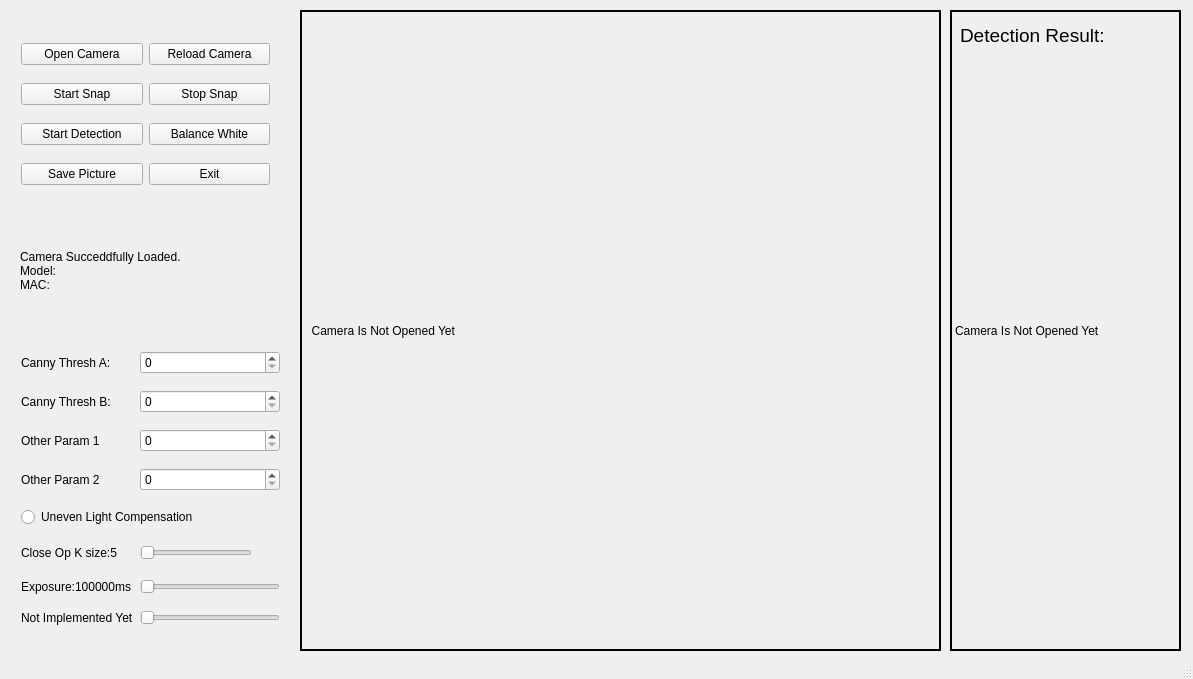
This is WorkpieceIdentification/WorkpieceIdentification.ui in dingning97/WorkpieceIdentification as Qt 5 draws it before an edit. The edited form follows.
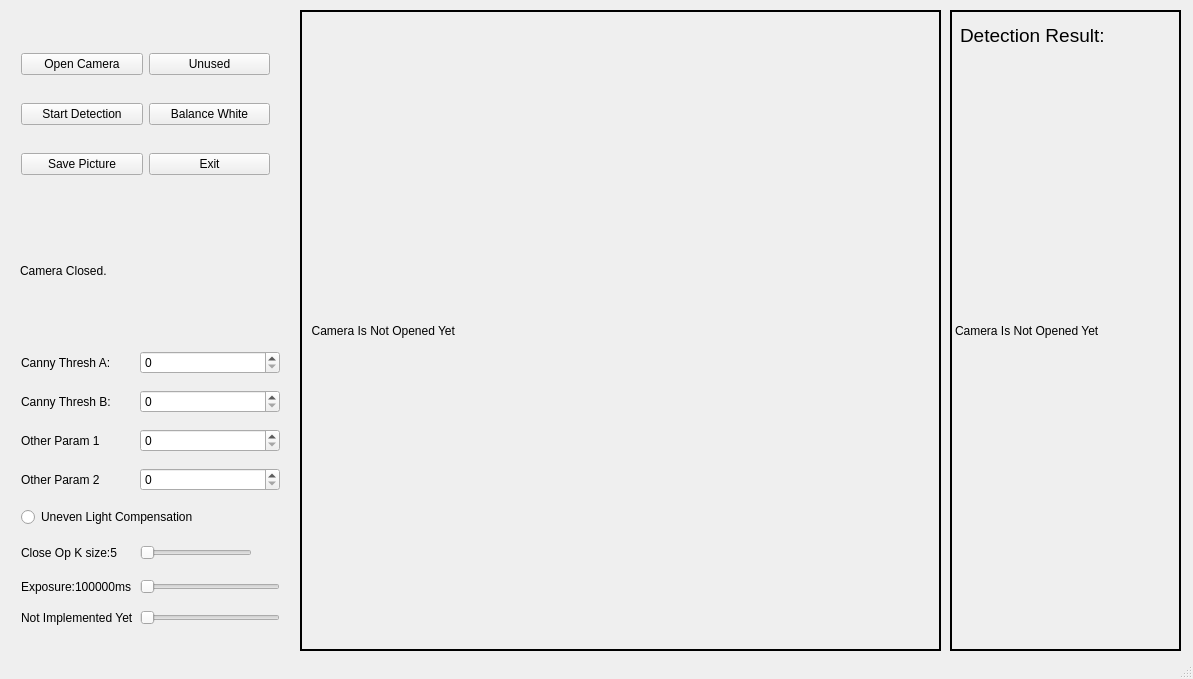
This is the edited form.

Commit message: Repair "Camera Reopening" problem.

Patch:
```diff
--- a/WorkpieceIdentification/WorkpieceIdentification.ui
+++ b/WorkpieceIdentification/WorkpieceIdentification.ui
@@ -24,6 +24,13 @@
      </rect>
     </property>
     <layout class="QGridLayout" name="gridLayout">
+     <item row="0" column="2">
+      <widget class="QPushButton" name="pushButton_unused">
+       <property name="text">
+        <string>Unused</string>
+       </property>
+      </widget>
+     </item>
      <item row="0" column="1">
       <widget class="QPushButton" name="pushButton_openCamera">
        <property name="text">
@@ -31,55 +38,34 @@
        </property>
       </widget>
      </item>
-     <item row="2" column="1">
+     <item row="1" column="1">
       <widget class="QPushButton" name="pushButton_startDetection">
        <property name="text">
         <string>Start Detection</string>
        </property>
       </widget>
      </item>
-     <item row="3" column="2">
+     <item row="2" column="2">
       <widget class="QPushButton" name="pushButton_exit">
        <property name="text">
         <string>Exit</string>
        </property>
       </widget>
      </item>
-     <item row="0" column="2">
-      <widget class="QPushButton" name="pushButton_reloadCamera">
-       <property name="text">
-        <string>Reload Camera</string>
-       </property>
-      </widget>
-     </item>
-     <item row="2" column="2">
+     <item row="1" column="2">
       <widget class="QPushButton" name="pushButton_balanceWhite">
        <property name="text">
         <string>Balance White</string>
        </property>
       </widget>
      </item>
-     <item row="3" column="1">
+     <item row="2" column="1">
       <widget class="QPushButton" name="pushButton_savePicture">
        <property name="text">
         <string>Save Picture</string>
        </property>
       </widget>
      </item>
-     <item row="1" column="1">
-      <widget class="QPushButton" name="pushButton_startSnap">
-       <property name="text">
-        <string>Start Snap</string>
-       </property>
-      </widget>
-     </item>
-     <item row="1" column="2">
-      <widget class="QPushButton" name="pushButton_stopSnap">
-       <property name="text">
-        <string>Stop Snap</string>
-       </property>
-      </widget>
-     </item>
     </layout>
    </widget>
    <widget class="QWidget" name="gridLayoutWidget_2">
@@ -250,9 +236,7 @@
      </rect>
     </property>
     <property name="text">
-     <string>Camera Succeddfully Loaded.
-Model:
-MAC:</string>
+     <string>Camera Closed.</string>
     </property>
    </widget>
    <zorder>gridLayoutWidget</zorder>
```
The commit also changes 10 other files.
